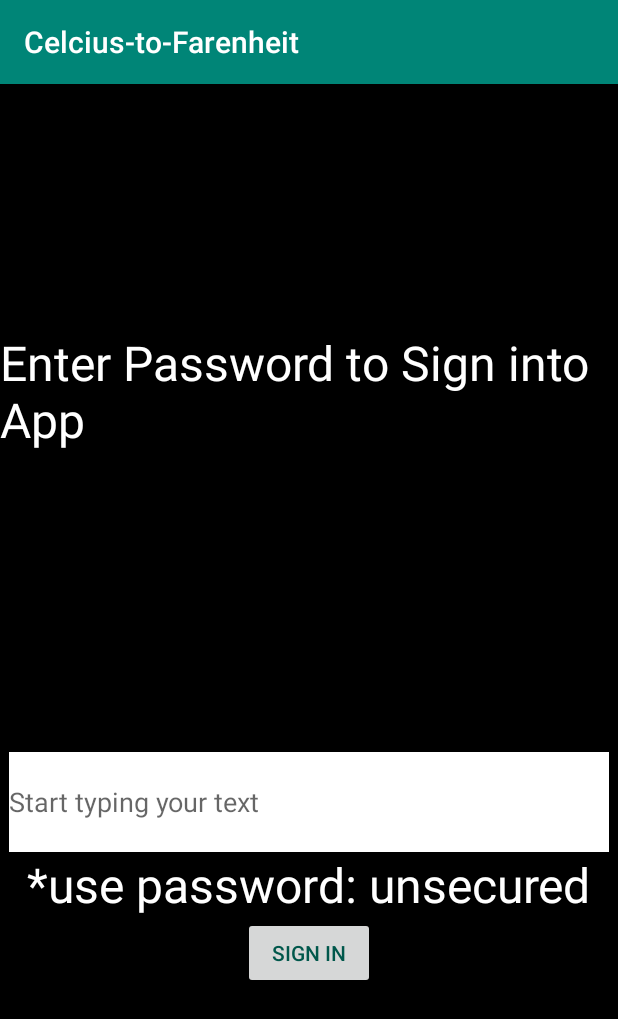
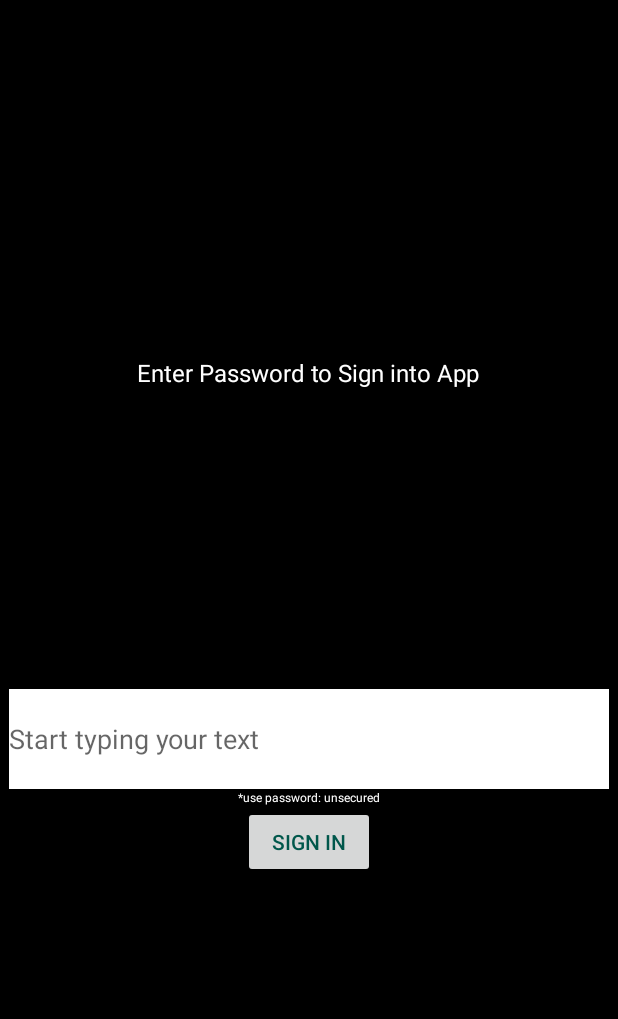
Before and after one commit to dgaisan/simple-android-celsius-to-fahrenheit, an Android app: the screen it shows after launch (MainActivity), on a phone screen of 412 x 824 dp. Shown: the top 1019 px of the screen. Run offline under Robolectric (Android 15) with nearby library versions, the phone set to English and light mode, and no system bars.

```diff
--- a/app/src/main/java/com/me/celcius_to_farenheit/MainActivity.java
+++ b/app/src/main/java/com/me/celcius_to_farenheit/MainActivity.java
@@ -1,13 +1,34 @@
 package com.me.celcius_to_farenheit;
 
-import android.support.v7.app.AppCompatActivity;
+import android.app.Activity;
 import android.os.Bundle;
+import android.view.View;
+import android.widget.Button;
+import android.widget.EditText;
 
-public class MainActivity extends AppCompatActivity {
+public class MainActivity extends Activity {
 
     @Override
-    protected void onCreate(Bundle savedInstanceState) {
-        super.onCreate(savedInstanceState);
+    protected void onCreate(Bundle bundle) {
+        super.onCreate(bundle);
         setContentView(R.layout.activity_main);
+
+        initControls();
+    }
+
+    private void initControls() {
+        final EditText text = findViewById(R.id.main_activity_text_edit);
+        final Button submit = findViewById(R.id.main_activity_submit);
+
+        submit.setOnClickListener(new View.OnClickListener() {
+            @Override
+            public void onClick(View v) {
+                if (getResources().getString(R.string.main_activity_unsecure_password).equals(text.getText().toString())) {
+
+                } else {
+                    text.setError(getResources().getString(R.string.main_activity_password_invalid));
+                }
+            }
+        });
     }
 }
--- a/app/src/main/res/layout/activity_main.xml
+++ b/app/src/main/res/layout/activity_main.xml
@@ -11,7 +11,7 @@
         android:id="@+id/main_activity_text_view"
         android:text="@string/main_activity_text"
         android:textColor="@color/white"
-        android:textSize="32dp"
+        android:textSize="16dp"
         android:layout_marginBottom="300px"
         android:layout_width="wrap_content"
         android:layout_height="wrap_content" />
@@ -29,7 +29,7 @@
         android:id="@+id/main_activity_text_hint"
         android:text="@string/main_activity_pass_hint"
         android:textColor="@color/white"
-        android:textSize="32dp"
+        android:textSize="8dp"
         android:layout_width="wrap_content"
         android:layout_height="wrap_content" />
 
--- a/app/src/main/res/values/strings.xml
+++ b/app/src/main/res/values/strings.xml
@@ -4,4 +4,7 @@
     <string name="main_activity_text">Enter Password to Sign into App</string>
     <string name="main_activity_submit">Sign In</string>
     <string name="main_activity_pass_hint">*use password: "unsecured"</string>
+    <string name="main_activity_unsecure_password">unsecured</string>
+    <string name="main_activity_password_invalid">Invalid Password</string>
+
 </resources>
```
